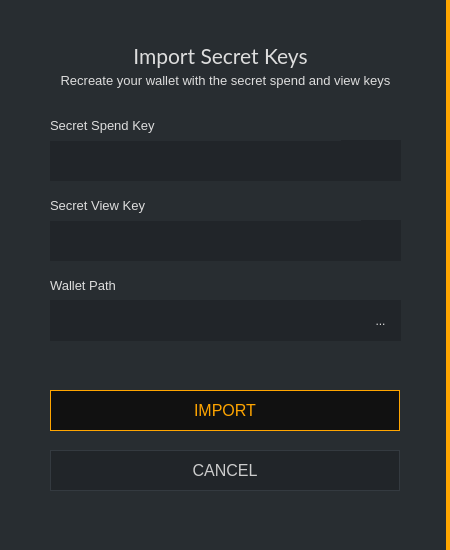
Above: src/gui/ui/importsecretkeys.ui from ConcealNetwork/conceal-desktop before the change. Below: the same form after it.
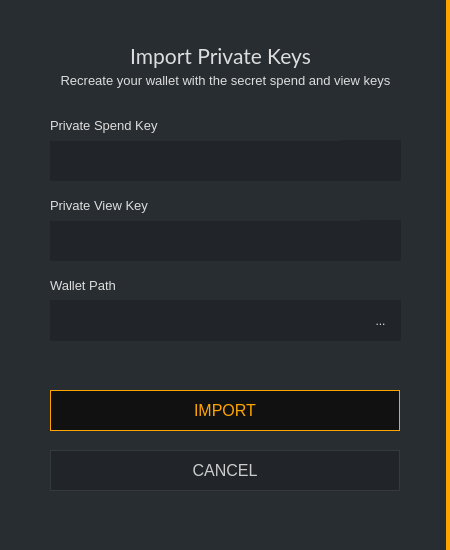
That is the form after the change.

The edit to the form file:
```diff
--- a/src/gui/ui/importsecretkeys.ui
+++ b/src/gui/ui/importsecretkeys.ui
@@ -107,7 +107,7 @@
      <string notr="true">color: #ddd;border-right: 0px;font-size: 13px;</string>
     </property>
     <property name="text">
-     <string>Secret Spend Key</string>
+     <string>Private Spend Key</string>
     </property>
    </widget>
    <widget class="QLabel" name="label_2">
@@ -149,7 +149,7 @@
      <string notr="true">color: #ddd;border-right: 0px;font-size: 13px;</string>
     </property>
     <property name="text">
-     <string>Secret View Key</string>
+     <string>Private View Key</string>
     </property>
    </widget>
    <widget class="QLineEdit" name="m_pathEdit">
@@ -278,7 +278,7 @@
      <string notr="true">color: #ddd; border-right: 0px;</string>
     </property>
     <property name="text">
-     <string>Import Secret Keys</string>
+     <string>Import Private Keys</string>
     </property>
     <property name="alignment">
      <set>Qt::AlignCenter</set>
```
